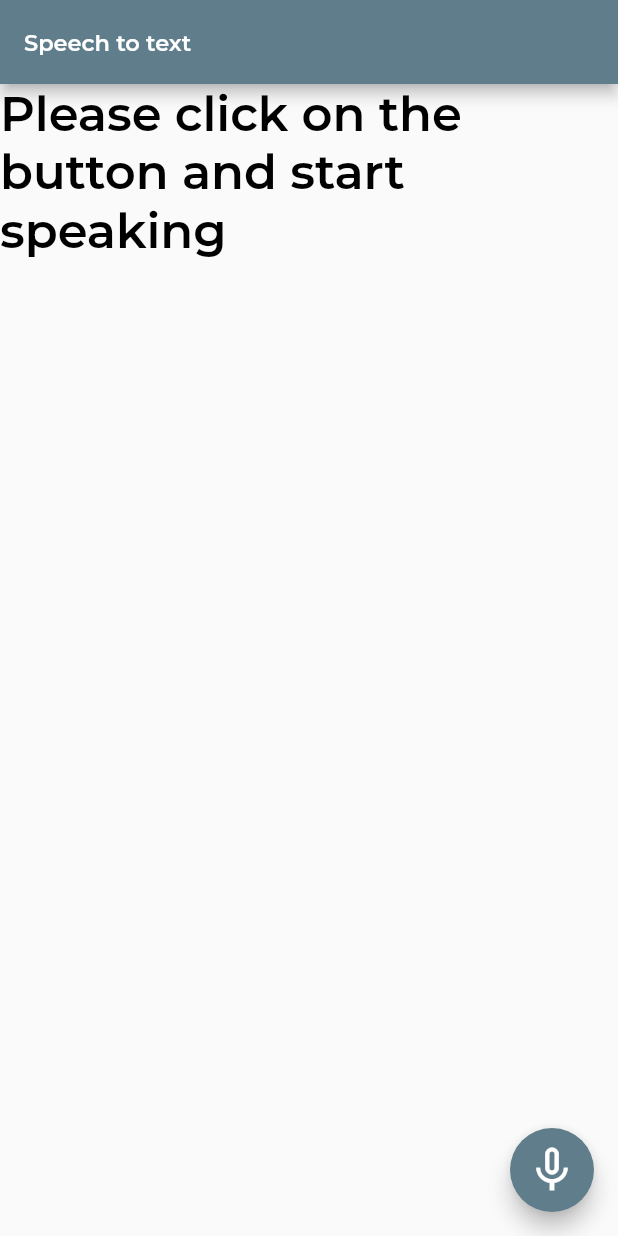
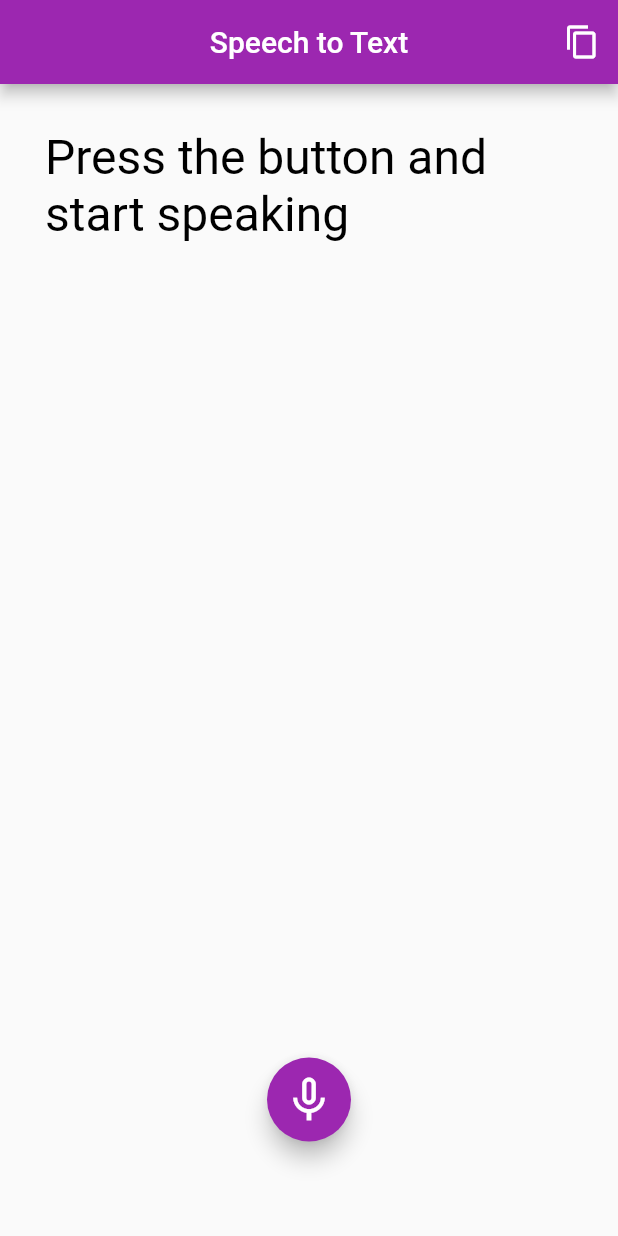
Before and after one commit to priyadarshu/flutter_speak_to_text_api_proj, a Flutter app: the screen it shows after launch, on a phone screen of 412 x 824 dp. Run offline on Flutter 3.47's test engine with Material 2 defaults, Android fonts, the phone set to English and light mode, and no system bars; drawn by our look-alikes of avatar_glow; our stand-ins replace speech_to_text; missing offline and left inert: clipboard.

Commit message:
Added all the files and packages

```diff
--- a/lib/api/speechtext_api.dart
+++ b/lib/api/speechtext_api.dart
@@ -1,7 +1,7 @@
-import 'package:flutter/material.dart';
+import 'package:flutter/cupertino.dart';
 import 'package:speech_to_text/speech_to_text.dart';
 
-class SpeechToText {
+class SpeechApi {
   static final _speech = SpeechToText();
 
   static Future<bool> toggleRecording({
@@ -12,6 +12,7 @@ class SpeechToText {
       _speech.stop();
       return true;
     }
+
     final isAvailable = await _speech.initialize(
       onStatus: (status) => onListening(_speech.isListening),
       onError: (e) => print('Error: $e'),
@@ -20,6 +21,7 @@ class SpeechToText {
     if (isAvailable) {
       _speech.listen(onResult: (value) => onResult(value.recognizedWords));
     }
+
     return isAvailable;
   }
 }
--- a/lib/main.dart
+++ b/lib/main.dart
@@ -1,17 +1,24 @@
 import 'package:flutter/material.dart';
+import 'package:flutter/services.dart';
 import 'package:flutter_speak_to_text_api_proj/page/homepage.dart';
 
-void main() {
+Future main() async {
+  WidgetsFlutterBinding.ensureInitialized();
+  await SystemChrome.setPreferredOrientations([
+    DeviceOrientation.portraitUp,
+    DeviceOrientation.portraitDown,
+  ]);
   runApp(MyApp());
 }
 
 class MyApp extends StatelessWidget {
+  static final String title = 'Speech to Text';
   @override
   Widget build(BuildContext context) {
     return MaterialApp(
-      title: 'Speech to Text',
+      title: title,
       theme: ThemeData(
-        primarySwatch: Colors.blueGrey,
+        primarySwatch: Colors.purple,
         brightness: Brightness.light,
         visualDensity: VisualDensity.adaptivePlatformDensity,
       ),
--- a/lib/page/homepage.dart
+++ b/lib/page/homepage.dart
@@ -1,5 +1,10 @@
+import 'package:avatar_glow/avatar_glow.dart';
+import 'package:clipboard/clipboard.dart';
 import 'package:flutter/material.dart';
-import 'package:google_fonts/google_fonts.dart';
+import 'package:flutter_speak_to_text_api_proj/api/speechtext_api.dart';
+import 'package:flutter_speak_to_text_api_proj/main.dart';
+import 'package:flutter_speak_to_text_api_proj/utils.dart';
+import 'package:flutter_speak_to_text_api_proj/widget/substring_highlighted.dart';
 
 class HomePage extends StatefulWidget {
   @override
@@ -7,41 +12,69 @@ class HomePage extends StatefulWidget {
 }
 
 class _HomePageState extends State<HomePage> {
-  String textval = "Please click on the button and start speaking";
+  String text = 'Press the button and start speaking';
+  bool isListening = false;
+
   @override
-  Widget build(BuildContext context) {
-    return Scaffold(
-      appBar: AppBar(
-        title: Text(
-          'Speech to text',
-          style: GoogleFonts.montserrat(
+  Widget build(BuildContext context) => Scaffold(
+        appBar: AppBar(
+          title: Text(MyApp.title),
+          centerTitle: true,
+          actions: [
+            Builder(
+              builder: (context) => IconButton(
+                icon: Icon(Icons.content_copy),
+                onPressed: () async {
+                  await FlutterClipboard.copy(text);
+
+                  ScaffoldMessenger.of(context).showSnackBar(
+                    SnackBar(content: Text('✓   Copied to Clipboard')),
+                  );
+                },
+              ),
+            ),
+          ],
+        ),
+        body: SingleChildScrollView(
+          reverse: true,
+          padding: const EdgeInsets.all(30).copyWith(bottom: 150),
+          child: SubstringHighlight(
+            text: text,
+            terms: Command.all,
             textStyle: TextStyle(
-              color: Colors.white,
-              fontWeight: FontWeight.w600,
-              fontSize: 15.0,
+              fontSize: 32.0,
+              color: Colors.black,
+              fontWeight: FontWeight.w400,
+            ),
+            textStyleHighlight: TextStyle(
+              fontSize: 32.0,
+              color: Colors.red,
+              fontWeight: FontWeight.w400,
             ),
           ),
         ),
-      ),
-      body: SingleChildScrollView(
-        child: Text(
-          textval,
-          style: GoogleFonts.montserrat(
-            textStyle: TextStyle(
-              color: Colors.black,
-              fontWeight: FontWeight.w600,
-              fontSize: 32.0,
-            ),
+        floatingActionButtonLocation: FloatingActionButtonLocation.centerFloat,
+        floatingActionButton: AvatarGlow(
+          animate: isListening,
+          endRadius: 75,
+          glowColor: Theme.of(context).primaryColor,
+          child: FloatingActionButton(
+            child: Icon(isListening ? Icons.mic : Icons.mic_none, size: 36),
+            onPressed: toggleRecording,
           ),
         ),
-      ),
-      floatingActionButton: FloatingActionButton(
-        child: Icon(
-          Icons.mic_none,
-          size: 36,
-        ),
-        onPressed: () {},
-      ),
-    );
-  }
+      );
+
+  Future toggleRecording() => SpeechApi.toggleRecording(
+        onResult: (text) => setState(() => this.text = text),
+        onListening: (isListening) {
+          setState(() => this.isListening = isListening);
+
+          if (!isListening) {
+            Future.delayed(Duration(seconds: 1), () {
+              Utils.scanText(text);
+            });
+          }
+        },
+      );
 }
--- /dev/null
+++ b/lib/utils.dart
@@ -0,0 +1,69 @@
+import 'package:flutter/material.dart';
+import 'package:url_launcher/url_launcher.dart';
+
+class Command {
+  static final all = [email, browser1, browser2, dial];
+
+  static const email = 'write email';
+  static const browser1 = 'open';
+  static const browser2 = 'go to';
+  static const dial = "Call";
+}
+
+class Utils {
+  static void scanText(String rawText) {
+    final text = rawText.toLowerCase();
+
+    if (text.contains(Command.email)) {
+      final body = _getTextAfterCommand(text: text, command: Command.email);
+
+      openEmail(body: body);
+    } else if (text.contains(Command.browser1)) {
+      final url =
+          _getTextAfterCommand(text: text + ".com", command: Command.browser1);
+
+      openLink(url: url);
+    } else if (text.contains(Command.browser2)) {
+      final url = _getTextAfterCommand(text: text, command: Command.browser2);
+
+      openLink(url: url);
+    }
+  }
+
+  static String _getTextAfterCommand({
+    @required String text,
+    @required String command,
+  }) {
+    final indexCommand = text.indexOf(command);
+    final indexAfter = indexCommand + command.length;
+
+    if (indexCommand == -1) {
+      return null;
+    } else {
+      return text.substring(indexAfter).trim();
+    }
+  }
+
+  static Future openLink({
+    @required String url,
+  }) async {
+    if (url.trim().isEmpty) {
+      await _launchUrl('https://www.google.com');
+    } else {
+      await _launchUrl('https://$url');
+    }
+  }
+
+  static Future openEmail({
+    @required String body,
+  }) async {
+    final url = 'mailto: ?body=${Uri.encodeFull(body)}';
+    await _launchUrl(url);
+  }
+
+  static Future _launchUrl(String url) async {
+    if (await canLaunch(url)) {
+      await launch(url);
+    }
+  }
+}
--- /dev/null
+++ b/lib/widget/substring_highlighted.dart
@@ -0,0 +1,52 @@
+import 'package:flutter/material.dart';
+import 'package:meta/meta.dart';
+
+class SubstringHighlight extends StatelessWidget {
+  final String text;
+  final List<String> terms;
+  final TextStyle textStyle;
+  final TextStyle textStyleHighlight;
+
+  SubstringHighlight({
+    @required this.text,
+    @required this.terms,
+    this.textStyle = const TextStyle(
+      color: Colors.black,
+    ),
+    this.textStyleHighlight = const TextStyle(
+      color: Colors.red,
+    ),
+  });
+
+  @override
+  Widget build(BuildContext context) {
+    if (terms.isEmpty) {
+      return Text(text, style: textStyle);
+    } else {
+      final matchingTerms =
+          terms.where((term) => text.toLowerCase().contains(term)).toList();
+      if (matchingTerms.isEmpty) return Text(text, style: textStyle);
+      final termMatch = matchingTerms.first;
+      final termLC = termMatch.toLowerCase();
+
+      final List<InlineSpan> children = [];
+
+      final List<String> spanList = text.toLowerCase().split(termLC);
+      int i = 0;
+      spanList.forEach((v) {
+        if (v.isNotEmpty) {
+          children.add(TextSpan(
+              text: text.substring(i, i + v.length), style: textStyle));
+          i += v.length;
+        }
+        if (i < text.length) {
+          children.add(TextSpan(
+              text: text.substring(i, i + termMatch.length),
+              style: textStyleHighlight));
+          i += termMatch.length;
+        }
+      });
+      return RichText(text: TextSpan(children: children));
+    }
+  }
+}
--- a/pubspec.yaml
+++ b/pubspec.yaml
@@ -29,6 +29,9 @@ dependencies:
   cupertino_icons: ^1.0.1
   speech_to_text: ^3.1.0
   google_fonts: ^1.1.1
+  avatar_glow: ^1.2.0
+  url_launcher: ^5.7.10
+  clipboard: ^0.1.2+8
 
 dev_dependencies:
   flutter_test:
```
Also changed, not shown: pubspec.lock.
